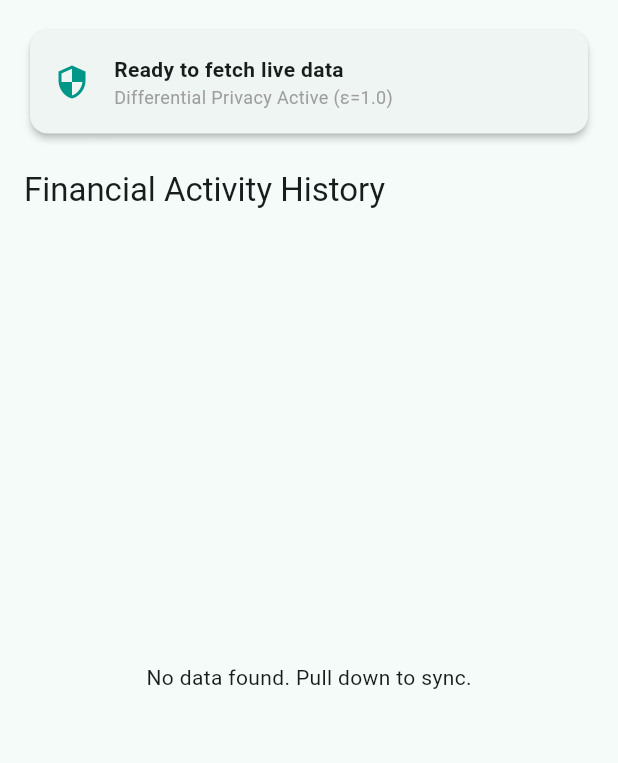
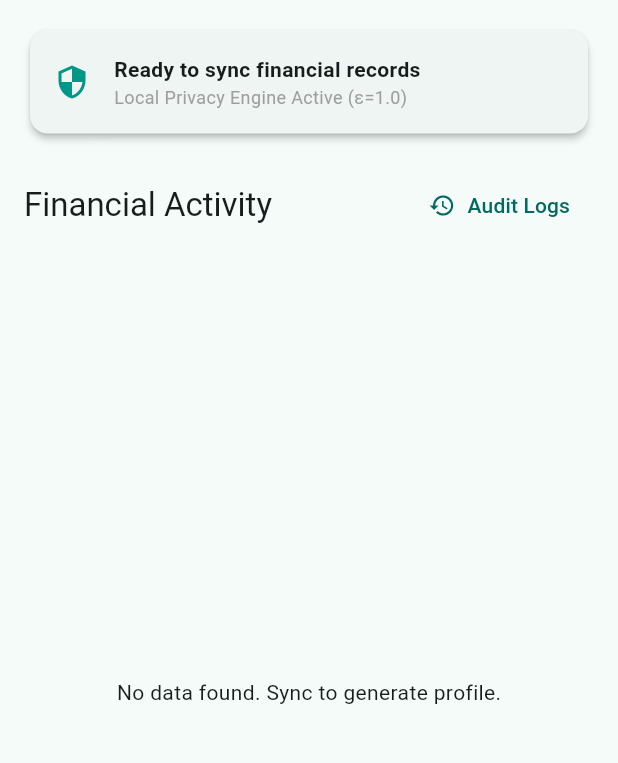
Before and after one commit to Thee-Unruly/Kipepeo, a Flutter app: the screen it shows after launch, on a phone screen of 412 x 824 dp, the part 84-847 px from its top. Run offline on Flutter 3.47's test engine with Material 3 defaults, Android fonts, the phone set to English and light mode, and no system bars; our stand-ins replace permission_handler, sqflite; missing offline and left inert: flutter_sms_inbox; accounts and stored records are empty.

Commit message:
read this info to the ui

```diff
--- a/lib/main.dart
+++ b/lib/main.dart
@@ -57,7 +57,7 @@ class _DashboardState extends State<Dashboard> {
   CreditProfile? _currentProfile;
   GovernanceResult? _governanceResult;
   bool _isLoading = false;
-  String _status = 'Ready to fetch live data';
+  String _status = 'Ready to sync financial records';
 
   @override
   void initState() {
@@ -75,6 +75,14 @@ class _DashboardState extends State<Dashboard> {
 
         // Save real profile
         _dbService.saveProfile(_currentProfile!);
+
+        // Phase 3: Audit Logging (Transparency)
+        _dbService.insertAuditLog(
+          _currentProfile!.id,
+          _governanceResult!.finalScore,
+          _governanceResult!.isApproved,
+          _governanceResult!.warnings
+        );
 
         // Phase 3: Anonymize and save to privacy-safe store
         final anonProfile = _dpService.anonymize(_currentProfile!);
@@ -107,7 +115,7 @@ class _DashboardState extends State<Dashboard> {
       }
       await _loadStoredData();
       setState(() {
-        _status = 'Privacy-preserved profile updated.';
+        _status = 'Audit Log & Privacy Store Updated.';
       });
     } catch (e) {
       setState(() {
@@ -143,14 +151,24 @@ class _DashboardState extends State<Dashboard> {
               ],
               _buildPrivacyStatusCard(),
               const SizedBox(height: 20),
-              Text(
-                'Financial Activity History',
-                style: Theme.of(context).textTheme.titleLarge,
+              Row(
+                mainAxisAlignment: MainAxisAlignment.spaceBetween,
+                children: [
+                  Text(
+                    'Financial Activity',
+                    style: Theme.of(context).textTheme.titleLarge,
+                  ),
+                  TextButton.icon(
+                    onPressed: () => _showAuditLogs(context),
+                    icon: const Icon(Icons.history, size: 18),
+                    label: const Text('Audit Logs'),
+                  )
+                ],
               ),
               const SizedBox(height: 10),
               Expanded(
                 child: _transactions.isEmpty
-                    ? const Center(child: Text('No data found. Pull down to sync.'))
+                    ? const Center(child: Text('No data found. Sync to generate profile.'))
                     : ListView.separated(
                         itemCount: _transactions.length,
                         separatorBuilder: (context, index) => const Divider(height: 1, indent: 16, endIndent: 16),
@@ -187,6 +205,41 @@ class _DashboardState extends State<Dashboard> {
     );
   }
 
+  void _showAuditLogs(BuildContext context) async {
+    final logs = await _dbService.getAuditLogs();
+    if (!mounted) return;
+
+    showModalBottomSheet(
+      context: context,
+      isScrollControlled: true,
+      builder: (context) => Container(
+        height: MediaQuery.of(context).size.height * 0.7,
+        padding: const EdgeInsets.all(16),
+        child: Column(
+          crossAxisAlignment: CrossAxisAlignment.start,
+          children: [
+            Text('Immutable Decision Logs', style: Theme.of(context).textTheme.headlineSmall),
+            const Text('Local transparency log for all credit decisions.', style: TextStyle(fontSize: 12, color: Colors.grey)),
+            const Divider(),
+            Expanded(
+              child: ListView.builder(
+                itemCount: logs.length,
+                itemBuilder: (context, index) {
+                  final log = logs[index];
+                  return ListTile(
+                    title: Text('${log['decision']} - Score: ${(log['score'] * 100).toStringAsFixed(0)}'),
+                    subtitle: Text('ID: ${log['profile_id'].toString().substring(0, 8)}... • ${log['timestamp']}'),
+                    trailing: const Icon(Icons.lock, size: 16, color: Colors.grey),
+                  );
+                },
+              ),
+            )
+          ],
+        ),
+      ),
+    );
+  }
+
   Widget _buildPrivacyStatusCard() {
     return Card(
       child: Padding(
@@ -204,13 +257,13 @@ class _DashboardState extends State<Dashboard> {
                     style: const TextStyle(fontWeight: FontWeight.bold),
                   ),
                   const Text(
-                    'Differential Privacy Active (ε=1.0)',
+                    'Local Privacy Engine Active (ε=1.0)',
                     style: TextStyle(fontSize: 12, color: Colors.grey),
                   ),
                 ],
               ),
             ),
-            if (_isLoading) const CircularProgressIndicator(strokeWidth: 2),
+            if (_isLoading) const SizedBox(width: 24, height: 24, child: CircularProgressIndicator(strokeWidth: 2)),
           ],
         ),
       ),
```
Also changed, not shown: 1 other file.
